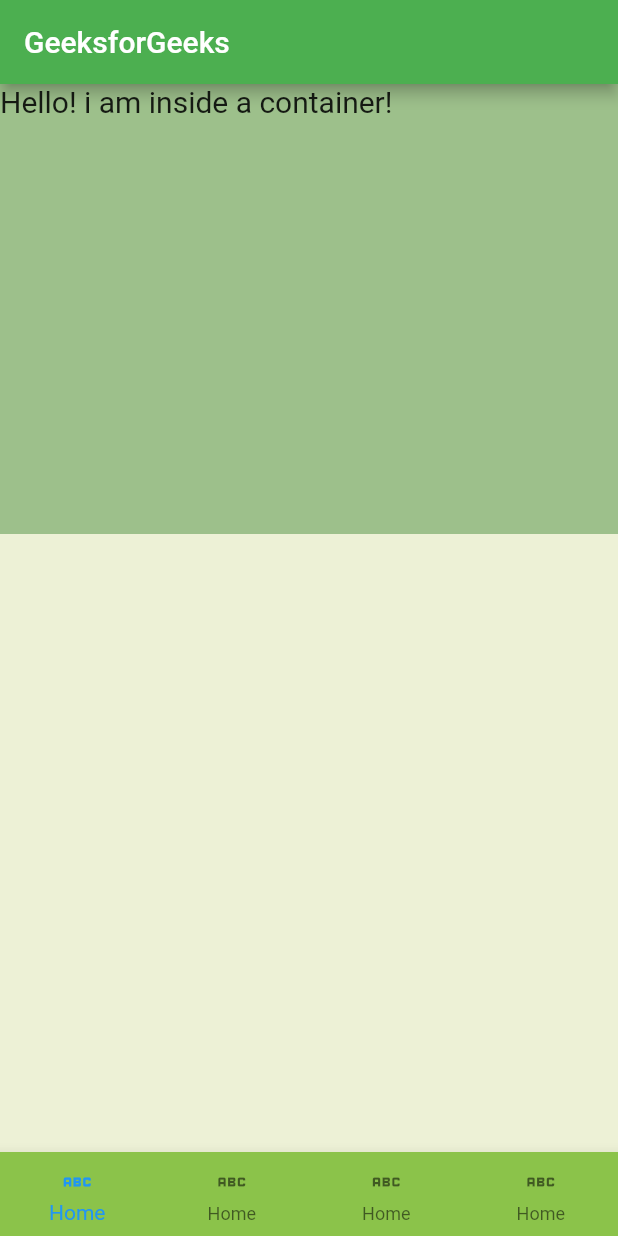
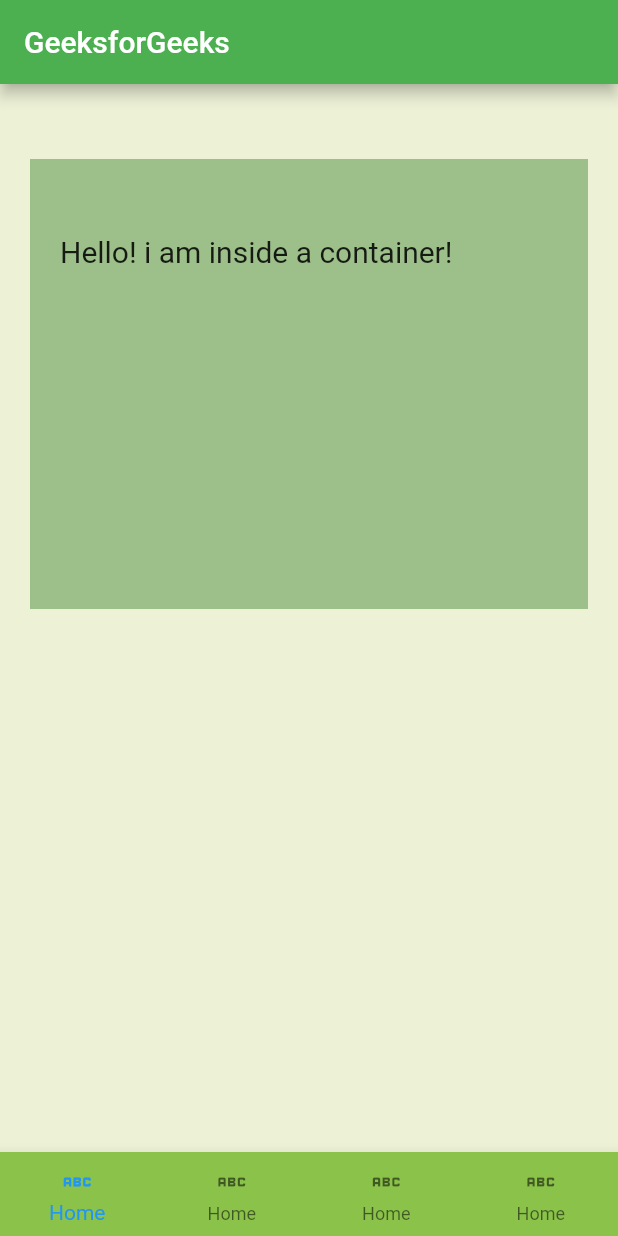
Before and after one commit to chrisokoriedev/firstclass, a Flutter app: the screen it shows after launch, on a phone screen of 412 x 824 dp. Run offline on Flutter 3.47's test engine with Material 2 defaults, Android fonts, the phone set to English and light mode, and no system bars.

Commit message:
padding and margin

```diff
--- a/lib/main.dart
+++ b/lib/main.dart
@@ -23,6 +23,8 @@ class _MyAppState extends State<MyApp> {
         body: Container(
           width: double.infinity,
           height: 300,
+          margin: EdgeInsets.symmetric(horizontal: 20, vertical: 50),
+          padding: EdgeInsets.symmetric(horizontal: 20, vertical: 50),
           color: const Color(0xff9DC08B),
           child: const Text(
             "Hello! i am inside a container!",
```
